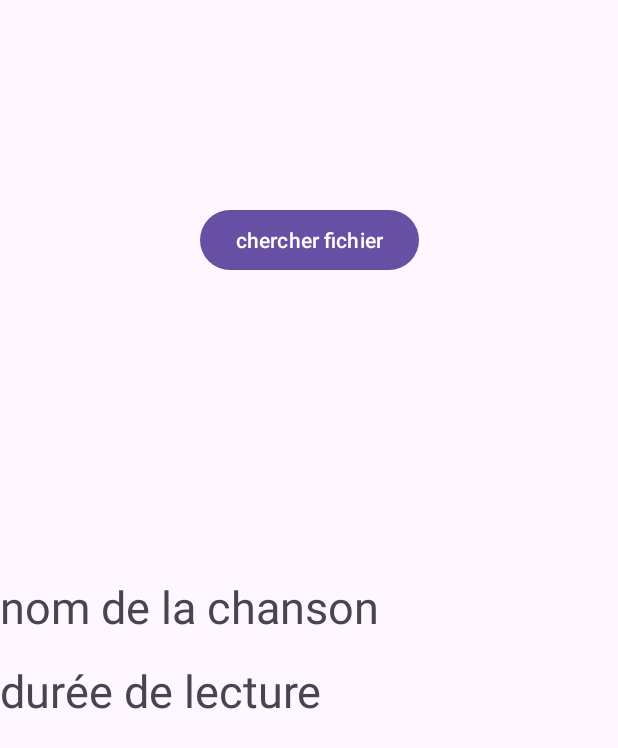
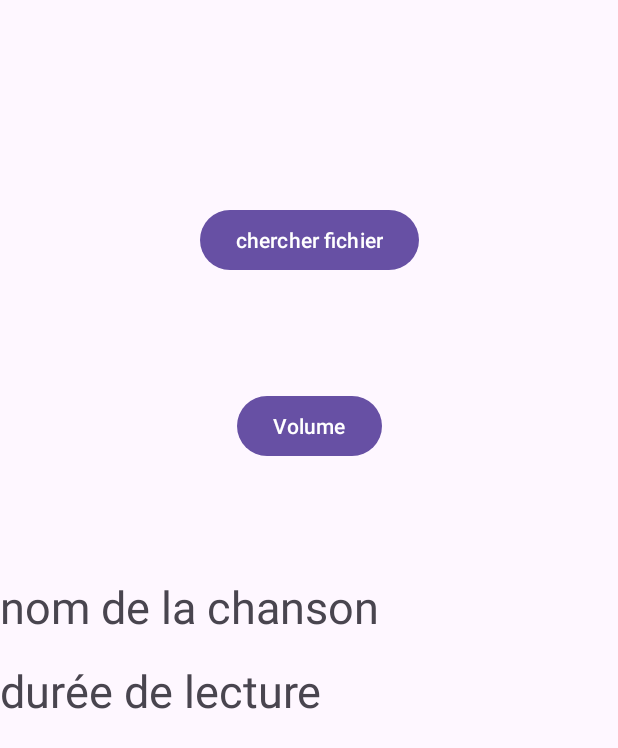
Before and after one commit to yutaiida28/C54-Android, an Android app: the screen it shows after launch (MainActivity), after a tap on "chercher fichier", on a phone screen of 412 x 824 dp. Shown: the top 748 px of the screen. Run offline under Robolectric (Android 15) with nearby library versions, the phone set to English and light mode, and no system bars.

```diff
--- a/Annexe2/annexe2/app/src/main/java/com/example/annexe2/MainActivity.kt
+++ b/Annexe2/annexe2/app/src/main/java/com/example/annexe2/MainActivity.kt
@@ -23,6 +23,7 @@ import java.io.InputStream
 class MainActivity : AppCompatActivity() {
 
     lateinit var bouton: Button;
+    lateinit var volume: Button;
     lateinit var texteDuree: TextView
     lateinit var texteNom: TextView;
 
@@ -40,11 +41,13 @@ class MainActivity : AppCompatActivity() {
         }
 
         bouton = findViewById(R.id.bouton);
+        volume = findViewById(R.id.volume);
         texteDuree = findViewById(R.id.texteDuree);
         texteNom = findViewById(R.id.texteNom);
 
         val ec = Ecouteur()
         bouton.setOnClickListener(ec)
+        volume.setOnClickListener(ec)
 
 
         // création du lanceur de boomerang, objet sera appelé au retour du boomerang dans cette classe
@@ -88,7 +91,12 @@ class MainActivity : AppCompatActivity() {
 
     inner class Ecouteur : View.OnClickListener {
         override fun onClick(v: View?) {
-            rechercherFichiers()
+            if (v == bouton) {
+                rechercherFichiers()
+            }
+            else if (v == volume){
+                startActivity(Intent(this@MainActivity, SecondActivity::class.java))
+            }
         }
 
     }
--- a/Annexe2/annexe2/app/src/main/res/layout/activity_main.xml
+++ b/Annexe2/annexe2/app/src/main/res/layout/activity_main.xml
@@ -16,6 +16,16 @@
         app:layout_constraintEnd_toEndOf="parent"
         app:layout_constraintStart_toStartOf="parent"
         app:layout_constraintTop_toTopOf="parent" />
+
+    <Button
+        android:id="@+id/volume"
+        android:layout_width="wrap_content"
+        android:layout_height="wrap_content"
+        android:text="Volume"
+        app:layout_constraintBottom_toTopOf="@+id/texteNom"
+        app:layout_constraintEnd_toEndOf="parent"
+        app:layout_constraintStart_toStartOf="parent"
+        app:layout_constraintTop_toBottomOf="@+id/bouton" />
 
     <TextView
         android:id="@+id/texteDuree"
--- a/Annexe3/Annexe3/app/src/main/AndroidManifest.xml
+++ b/Annexe3/Annexe3/app/src/main/AndroidManifest.xml
@@ -19,6 +19,9 @@
             android:name=".AjouterActivity"
             android:exported="false" />
         <activity
+            android:name=".VolumActivity"
+            android:exported="false"/>
+        <activity
             android:name=".MainActivity"
             android:exported="true">
             <intent-filter>
```
Also changed, not shown: Annexe3/Annexe3/app/src/main/java/com/example/annexe1/MainActivity.kt (+7 -0 lines), Annexe3/Annexe3/app/src/main/java/com/example/annexe1/VolumActivity.kt (added, +61 -0 lines), Annexe3/Annexe3/app/src/main/res/layout/activity_main.xml (+8 -0 lines), Annexe3/Annexe3/app/src/main/res/layout/activity_volum.xml (added, +58 -0 lines), 3 other files.
